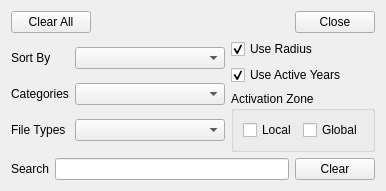
Before: the Qt Designer form src/resources/ERFilterArea.ui in IDREsandbox/vsim, drawn with Qt 5.
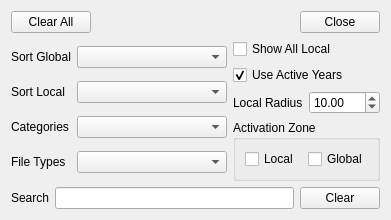
After: the same form once the commit is applied.

The edit to the form file:
```diff
--- a/src/resources/ERFilterArea.ui
+++ b/src/resources/ERFilterArea.ui
@@ -7,14 +7,14 @@
     <x>0</x>
     <y>0</y>
     <width>363</width>
-    <height>180</height>
+    <height>206</height>
    </rect>
   </property>
   <property name="windowTitle">
    <string>Form</string>
   </property>
-  <layout class="QVBoxLayout" name="verticalLayout_2" stretch="0,1,0">
-   <item>
+  <layout class="QGridLayout" name="gridLayout_2">
+   <item row="0" column="0" colspan="2">
     <layout class="QHBoxLayout" name="horizontalLayout_3" stretch="0,1,0">
      <item>
       <widget class="QPushButton" name="clearButton">
@@ -45,14 +45,12 @@
      </item>
     </layout>
    </item>
-   <item>
-    <layout class="QHBoxLayout" name="horizontalLayout_2" stretch="2,1">
-     <item>
-      <layout class="QGridLayout" name="gridLayout" columnstretch="0,1" columnminimumwidth="0,100">
+   <item row="1" column="0" rowspan="4">
+    <layout class="QGridLayout" name="gridLayout">
        <item row="0" column="0">
         <widget class="QLabel" name="label_6">
          <property name="text">
-          <string>Sort By</string>
+        <string>Sort Global</string>
          </property>
         </widget>
        </item>
@@ -60,13 +58,23 @@
         <widget class="QComboBox" name="sortByBox"/>
        </item>
        <item row="1" column="0">
+      <widget class="QLabel" name="label_7">
+       <property name="text">
+        <string>Sort Local</string>
+       </property>
+      </widget>
+     </item>
+     <item row="1" column="1">
+      <widget class="QComboBox" name="sortLocalBox"/>
+     </item>
+     <item row="2" column="0">
         <widget class="QLabel" name="label_3">
          <property name="text">
           <string>Categories</string>
          </property>
         </widget>
        </item>
-       <item row="1" column="1">
+     <item row="2" column="1">
         <widget class="QComboBox" name="categoriesBox">
          <property name="minimumSize">
           <size>
@@ -76,31 +84,29 @@
          </property>
         </widget>
        </item>
-       <item row="2" column="0">
+     <item row="3" column="0">
         <widget class="QLabel" name="label">
          <property name="text">
           <string>File Types</string>
          </property>
         </widget>
        </item>
-       <item row="2" column="1">
+     <item row="3" column="1">
         <widget class="QComboBox" name="filetypesBox"/>
        </item>
       </layout>
      </item>
-     <item>
-      <layout class="QVBoxLayout" name="verticalLayout">
-       <item>
-        <widget class="QCheckBox" name="radiusCheckBox">
+   <item row="1" column="1">
+    <widget class="QCheckBox" name="showLocalCheckBox">
          <property name="text">
-          <string>Use Radius</string>
+      <string>Show All Local</string>
          </property>
          <property name="checked">
-          <bool>true</bool>
+      <bool>false</bool>
          </property>
         </widget>
        </item>
-       <item>
+   <item row="2" column="1">
         <widget class="QCheckBox" name="yearsCheckBox">
          <property name="text">
           <string>Use Active Years</string>
@@ -110,7 +116,28 @@
          </property>
         </widget>
        </item>
+   <item row="3" column="1">
+    <layout class="QHBoxLayout" name="horizontalLayout_2">
        <item>
+      <widget class="QLabel" name="label_2">
+       <property name="text">
+        <string>Local Radius</string>
+       </property>
+      </widget>
+     </item>
+     <item>
+      <widget class="QDoubleSpinBox" name="radiusSpinBox">
+       <property name="maximum">
+        <double>1000.000000000000000</double>
+       </property>
+       <property name="value">
+        <double>10.000000000000000</double>
+       </property>
+      </widget>
+     </item>
+    </layout>
+   </item>
+   <item row="4" column="1">
         <widget class="QGroupBox" name="activationzone">
          <property name="title">
           <string>Activation Zone</string>
@@ -133,11 +160,7 @@
          </layout>
         </widget>
        </item>
-      </layout>
-     </item>
-    </layout>
-   </item>
-   <item>
+   <item row="5" column="0" colspan="2">
     <layout class="QHBoxLayout" name="horizontalLayout_4">
      <item>
       <widget class="QLabel" name="label_4">
```
Left out of the diff: 2 changed lines with no effect on the pictures. Lines whose indentation alone changed are shown as unchanged.
